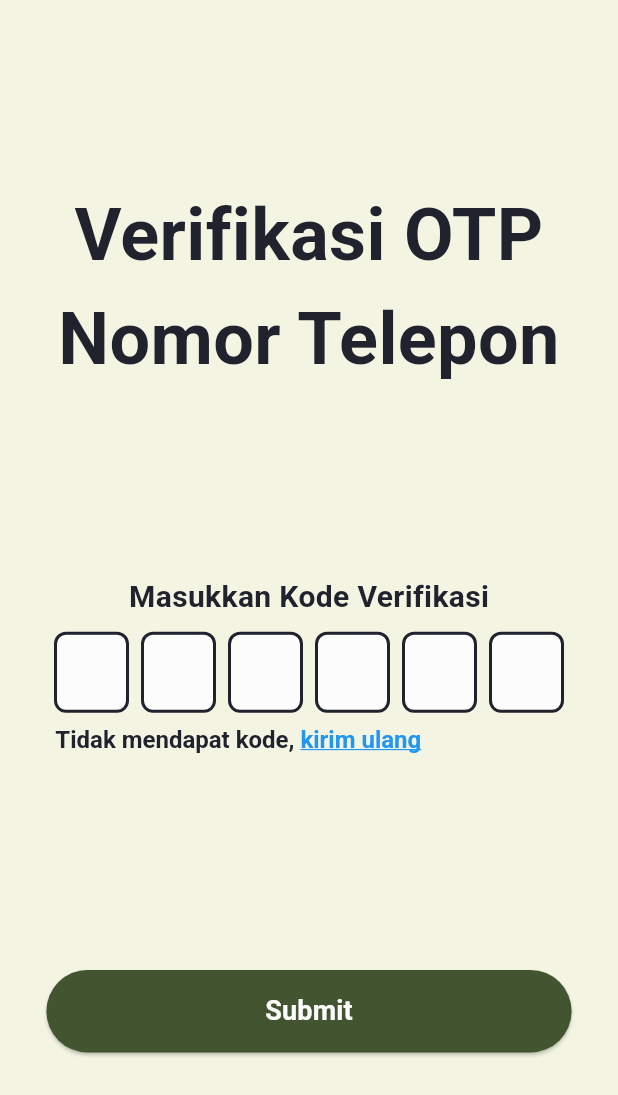
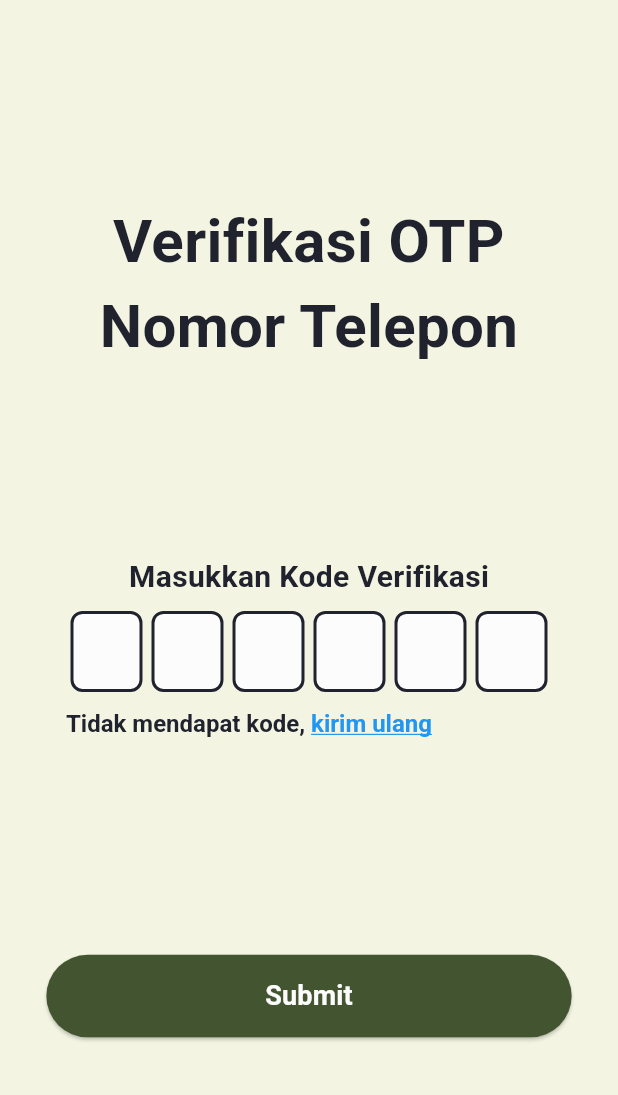
Before and after one commit to jasonrivalino/ta_nutrisenior_app, a Flutter app: the OTPVerificationView screen opened by its route, on a phone screen of 412 x 824 dp. Shown: the top 1095 px of the screen. Run offline on Flutter 3.47's test engine with Material 3 defaults, Android fonts, the phone set to English and light mode, and no system bars; our stand-ins replace flutter_local_notifications, font_awesome_flutter, google_sign_in, image_picker, permission_handler; Roboto replaces fonts that are missing (Roboto-Bold).

Commit message:
fix: phone and otp responsive for phone

```diff
--- a/lib/features/LoginProcess/OTPVerification/otp_verification_view.dart
+++ b/lib/features/LoginProcess/OTPVerification/otp_verification_view.dart
@@ -1,11 +1,9 @@
-import 'package:flutter/gestures.dart';
 import 'package:flutter/material.dart';
 
 import "../../../shared/widgets/submit_button.dart";
 import '../../../config/routes.dart';
 import '../../../shared/styles/colors.dart';
 import '../../../shared/styles/fonts.dart';
-import '../../../shared/utils/otp_notification.dart';
 import 'otp_verifivation_widget.dart';
 
 class OTPVerificationView extends StatefulWidget {
@@ -33,7 +31,7 @@ class _OTPVerificationViewState extends State<OTPVerificationView> {
                     "Verifikasi OTP\nNomor Telepon",
                     textAlign: TextAlign.center,
                     style: TextStyle(
-                      fontSize: 48,
+                      fontSize: 40,
                       fontFamily: AppFonts.fontBold,
                       fontWeight: FontWeight.bold,
                       color: AppColors.dark,
@@ -55,42 +53,6 @@ class _OTPVerificationViewState extends State<OTPVerificationView> {
                   ),
                   SizedBox(height: MediaQuery.of(context).size.height * 0.01),
                   OTPVerificationInput(key: _otpWidgetKey),
-                  SizedBox(height: MediaQuery.of(context).size.height * 0.01),
-                  // Add text like "Kirim ulang OTP" here
-                  Padding(
-                    padding: const EdgeInsets.only(left: 6),
-                    child: Align(
-                      alignment: Alignment.centerLeft,
-                      child: RichText(
-                        text: TextSpan(
-                          text: 'Tidak mendapat kode, ',
-                          style: const TextStyle(
-                            fontSize: 16,
-                            fontFamily: AppFonts.fontBold,
-                            fontWeight: FontWeight.bold,
-                            color: AppColors.dark,
-                          ),
-                          children: [
-                            TextSpan(
-                              text: 'kirim ulang',
-                              style: const TextStyle(
-                                decoration: TextDecoration.underline,
-                                color: Colors.blue,
-                              ),
-                              recognizer: TapGestureRecognizer()
-                                ..onTap = () async {
-                                  print('Kirim ulang clicked');
-                                  await NotificationService.showNotification(
-                                    title: "OTP Verifikasi",
-                                    body: "Kode OTP untuk verifikasi nomor telepon Anda adalah 123456",
-                                  );
-                                },
-                            ),
-                          ],
-                        ),
-                      ),
-                    ),
-                  ),
                   SizedBox(height: MediaQuery.of(context).size.height * 0.175),
                   SubmitButton(
                   onPressed: () {
--- a/lib/features/LoginProcess/OTPVerification/otp_verifivation_widget.dart
+++ b/lib/features/LoginProcess/OTPVerification/otp_verifivation_widget.dart
@@ -1,6 +1,9 @@
+import 'package:flutter/gestures.dart';
 import 'package:flutter/material.dart';
 import '../../../shared/styles/colors.dart';
 import '../../../config/constants.dart';
+import '../../../shared/styles/fonts.dart';
+import '../../../shared/utils/otp_notification.dart';
 import '../../../shared/utils/validate_otp.dart';
 
 class OTPVerificationInput extends StatefulWidget {
@@ -47,12 +50,16 @@ class OTPVerificationInputState extends State<OTPVerificationInput> {
       child: Column(
         crossAxisAlignment: CrossAxisAlignment.center,
         children: [
+          SizedBox(
+            width: (48 + 6) * 6.0, // width of all OTP boxes with margins
+            child: Column(
+              crossAxisAlignment: CrossAxisAlignment.start,
+              children: [
                 Row(
-            mainAxisAlignment: MainAxisAlignment.center,
                   children: List.generate(6, (index) {
                     return Container(
-                width: 50,
-                margin: const EdgeInsets.symmetric(horizontal: 4),
+                      width: 48,
+                      margin: const EdgeInsets.symmetric(horizontal: 3),
                       child: TextFormField(
                         focusNode: _focusNodes[index],
                         controller: _controllers[index],
@@ -94,15 +101,47 @@ class OTPVerificationInputState extends State<OTPVerificationInput> {
                     );
                   }),
                 ),
+                const SizedBox(height: 12),
+                RichText(
+                  text: TextSpan(
+                    text: 'Tidak mendapat kode, ',
+                    style: const TextStyle(
+                      fontSize: 16,
+                      fontFamily: AppFonts.fontBold,
+                      fontWeight: FontWeight.bold,
+                      color: AppColors.dark,
+                    ),
+                    children: [
+                      TextSpan(
+                        text: 'kirim ulang',
+                        style: const TextStyle(
+                          decoration: TextDecoration.underline,
+                          color: Colors.blue,
+                        ),
+                        recognizer: TapGestureRecognizer()
+                          ..onTap = () async {
+                            print('Kirim ulang clicked');
+                            await NotificationService.showNotification(
+                              title: "OTP Verifikasi",
+                              body: "Kode OTP untuk verifikasi nomor telepon Anda adalah 123456",
+                            );
+                          },
+                      ),
+                    ],
+                  ),
+                ),
                 if (isError)
                   Padding(
-              padding: const EdgeInsets.only(top: 12, left: 6),
-              child: Align(
-                alignment: Alignment.centerLeft,
+                    padding: const EdgeInsets.only(top: 12),
                     child: Text(
                       _errorText!,
-                  style: const TextStyle(color: AppColors.persianRed, fontSize: 14),
+                      style: const TextStyle(
+                        color: AppColors.persianRed,
+                        fontSize: 14,
                       ),
+                    ),
+                  ),
+              ],
             ),
           ),
         ],
```
Also changed, not shown: lib/features/LoginProcess/PhoneNumber/phone_number_login_view.dart (+11 -6 lines). Lines whose indentation alone changed are shown as unchanged.
